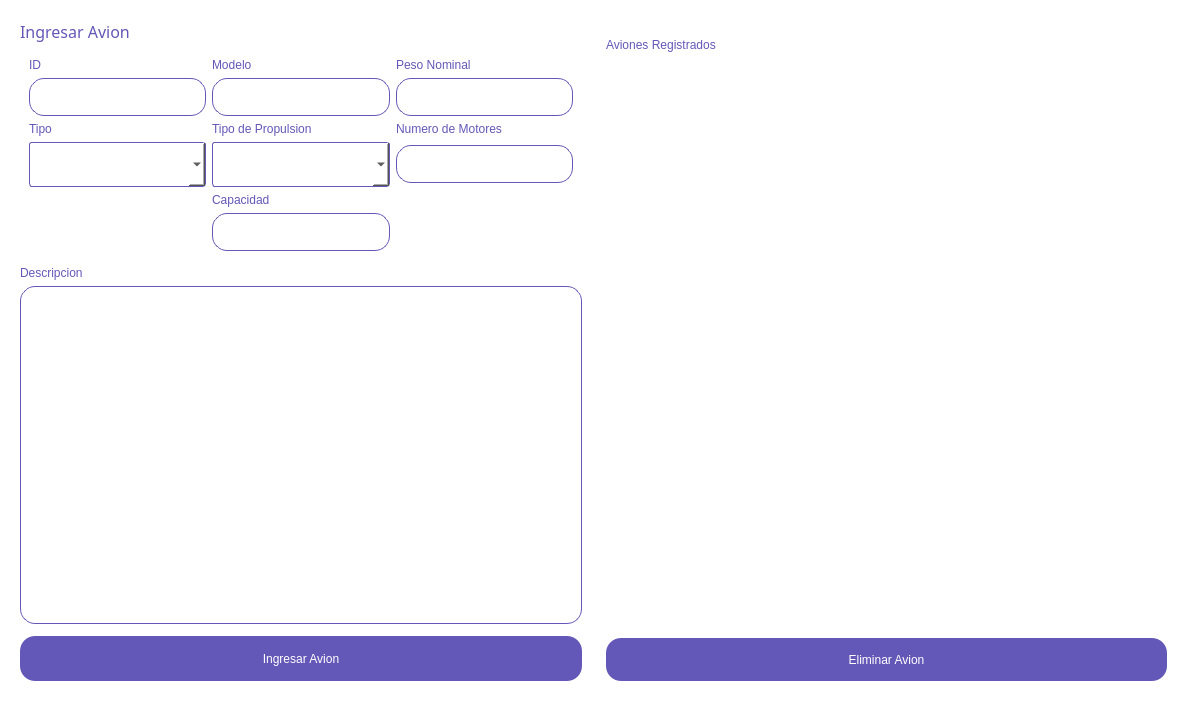
First picture: the form in GUI/Resources/UI/AvionRegister.ui, repository difer19/Gestor-de-Hangares, before the edit.
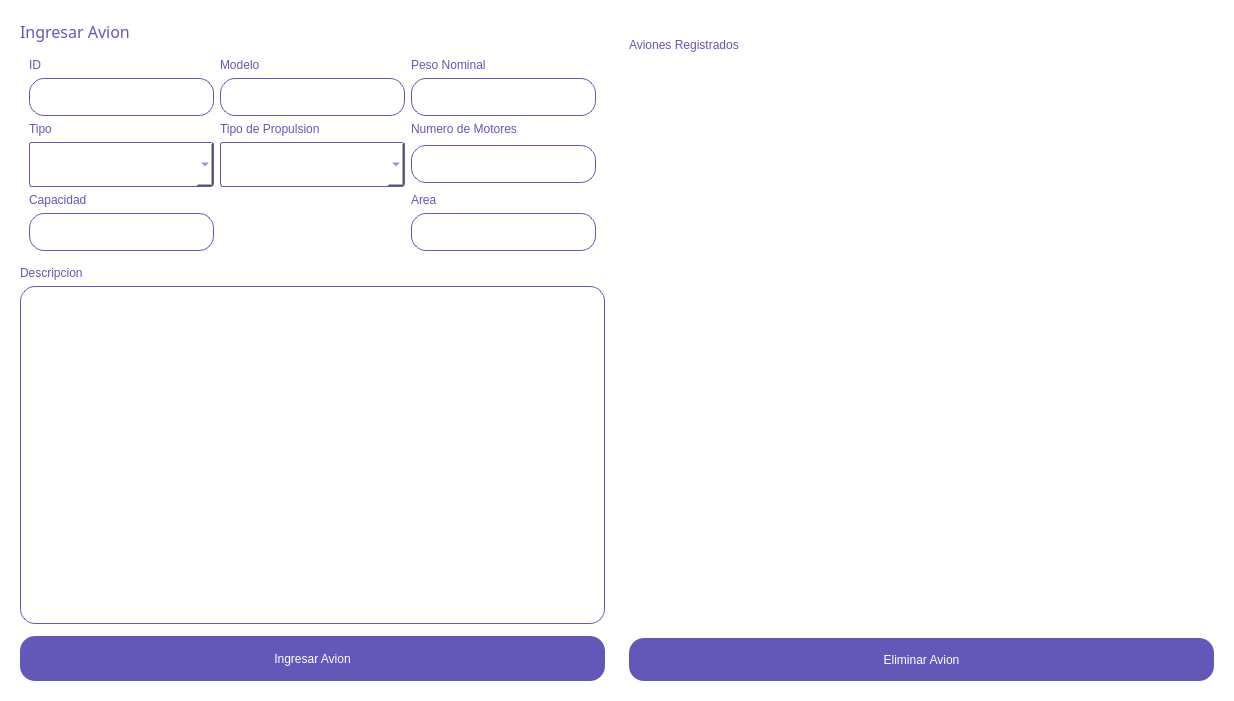
Second picture: the form after the edit.

```diff
--- a/GUI/Resources/UI/AvionRegister.ui
+++ b/GUI/Resources/UI/AvionRegister.ui
@@ -6,7 +6,7 @@
    <rect>
     <x>0</x>
     <y>0</y>
-    <width>1187</width>
+    <width>1234</width>
     <height>701</height>
    </rect>
   </property>
@@ -64,6 +64,8 @@
     border-radius: 3px;
     padding: 1px 18px 1px 3px;
     min-width: 6em;
+	color: #6357B7;
+    font: 12pt &quot;Bahnschrift&quot;;
 }
 
 QTextEdit
@@ -121,13 +123,6 @@
          <item row="1" column="0">
           <widget class="QLineEdit" name="lineEdit"/>
          </item>
-         <item row="4" column="1">
-          <widget class="QLabel" name="label_9">
-           <property name="text">
-            <string>Capacidad</string>
-           </property>
-          </widget>
-         </item>
          <item row="1" column="2">
           <widget class="QLineEdit" name="lineEdit_3"/>
          </item>
@@ -158,7 +153,7 @@
           <widget class="QComboBox" name="comboBox">
            <property name="minimumSize">
             <size>
-             <width>119</width>
+             <width>167</width>
              <height>45</height>
             </size>
            </property>
@@ -207,19 +202,36 @@
          <item row="3" column="2">
           <widget class="QLineEdit" name="lineEdit_5"/>
          </item>
-         <item row="5" column="1">
-          <widget class="QLineEdit" name="lineEdit_6"/>
-         </item>
          <item row="3" column="1">
           <widget class="QComboBox" name="comboBox_2">
            <property name="minimumSize">
             <size>
-             <width>119</width>
+             <width>167</width>
              <height>45</height>
             </size>
            </property>
           </widget>
          </item>
+         <item row="4" column="2">
+          <widget class="QLabel" name="label_11">
+           <property name="text">
+            <string>Area</string>
+           </property>
+          </widget>
+         </item>
+         <item row="4" column="0">
+          <widget class="QLabel" name="label_9">
+           <property name="text">
+            <string>Capacidad</string>
+           </property>
+          </widget>
+         </item>
+         <item row="5" column="0">
+          <widget class="QLineEdit" name="lineEdit_6"/>
+         </item>
+         <item row="5" column="2">
+          <widget class="QLineEdit" name="lineEdit_4"/>
+         </item>
         </layout>
        </widget>
       </item>
```
